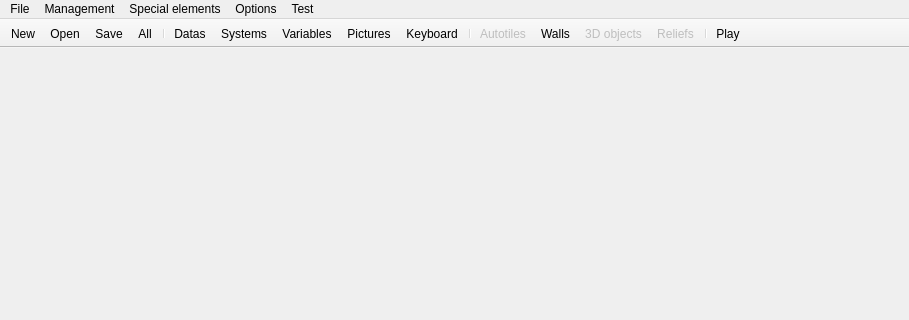
The window that Engine/Dialogs/mainwindow.ui (RPG-Paper-Maker/RPG-Paper-Maker) describes before a commit, drawn with Qt 5; both pictures show x 0 to 909 and y 0 to 320 of the 909 by 502 pixel window.
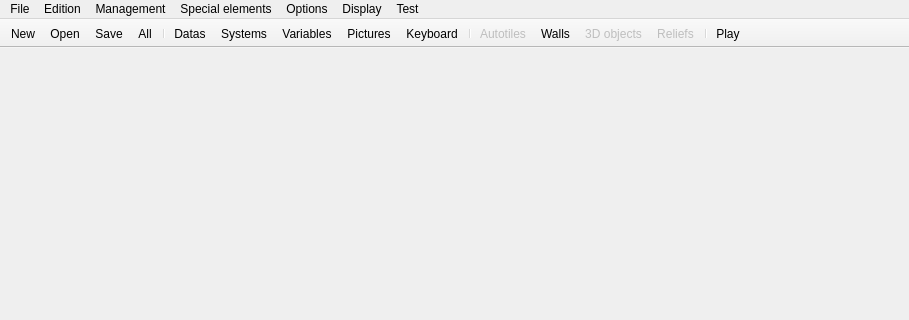
The same window after the commit. Icons and pictures are not drawn.

Commit message: [E] Adding a display menu in main bar for displaying grid and / or informations about the selected element

What changed in the file:
```diff
--- a/Engine/Dialogs/mainwindow.ui
+++ b/Engine/Dialogs/mainwindow.ui
@@ -98,10 +98,26 @@
     <addaction name="action3D_objects"/>
     <addaction name="actionReliefs"/>
    </widget>
+   <widget class="QMenu" name="menuDisplay">
+    <property name="title">
+     <string>Display</string>
+    </property>
+    <addaction name="actionShow_Hide_grid"/>
+    <addaction name="actionShow_Hide_square_informations"/>
+   </widget>
+   <widget class="QMenu" name="menuEdition">
+    <property name="title">
+     <string>Edition</string>
+    </property>
+    <addaction name="actionUndo"/>
+    <addaction name="actionRedo"/>
+   </widget>
    <addaction name="menuFile"/>
+   <addaction name="menuEdition"/>
    <addaction name="menuManagement"/>
    <addaction name="menuSpecials"/>
    <addaction name="menuOptions"/>
+   <addaction name="menuDisplay"/>
    <addaction name="menuTest"/>
   </widget>
   <widget class="QToolBar" name="mainToolBar">
```
Left out of the diff: 26 changed lines with no effect on the pictures. The commit also changes 25 other files.
